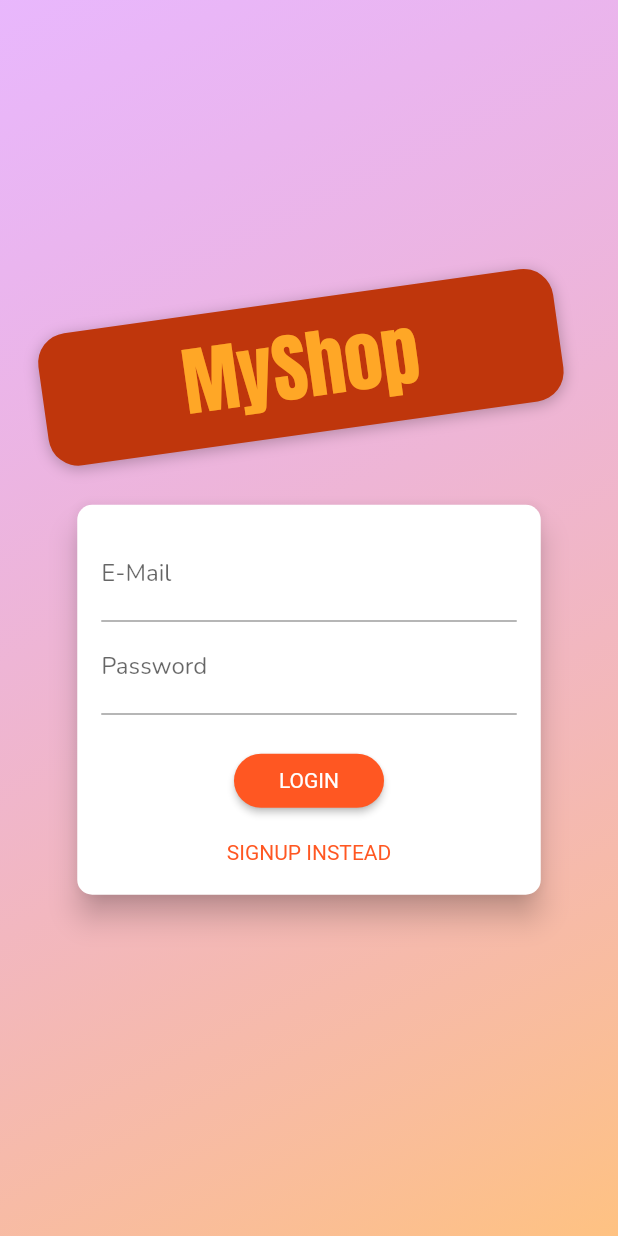
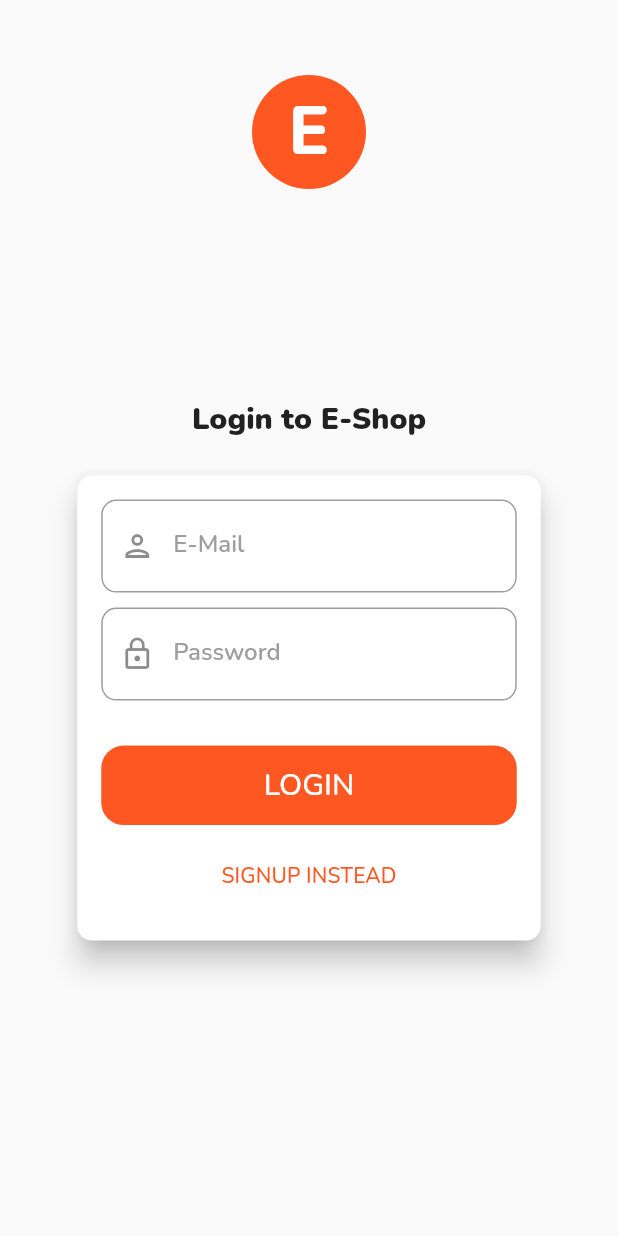
Before and after one commit to minhsuu14/flutter_shop_app, a Flutter app: the screen it shows after launch, on a phone screen of 412 x 824 dp. Run offline on Flutter 3.47's test engine with Material 2 defaults, Android fonts, the phone set to English and light mode, and no system bars; our stand-ins replace google_fonts.

Commit message:
update UI

```diff
--- a/lib/screens/auth_screen.dart
+++ b/lib/screens/auth_screen.dart
@@ -1,9 +1,12 @@
 import 'dart:math';
 
 import 'package:flutter/material.dart';
+import 'package:flutter/rendering.dart';
+import '../utils/constants.dart';
 import '../models/exception.dart';
 import '../models/auth.dart';
 import 'package:provider/provider.dart';
+import '../utils/widget_functions.dart';
 
 enum AuthMode { Signup, Login }
 
@@ -17,63 +20,43 @@ class AuthScreen extends StatelessWidget {
   @override
   Widget build(BuildContext context) {
     final deviceSize = MediaQuery.of(context).size;
+    final textTheme = Theme.of(context).textTheme;
     // final transformConfig = Matrix4.rotationZ(-8 * pi / 180);
     // transformConfig.translate(-10.0);
     return Scaffold(
       // resizeToAvoidBottomInset: false,
-      body: Stack(
+      body: LayoutBuilder(
+        builder: ((context, constraints) => Stack(
+              children: <Widget>[
+                SingleChildScrollView(
+                  child: Container(
+                    height: constraints.maxHeight,
+                    width: constraints.maxWidth,
+                    padding: const EdgeInsets.only(top: 50),
+                    child: Column(
+                      mainAxisAlignment: MainAxisAlignment.start,
+                      crossAxisAlignment: CrossAxisAlignment.center,
                       children: <Widget>[
                         Container(
+                            height: 76,
+                            width: 76,
                             decoration: BoxDecoration(
-              gradient: LinearGradient(
-                colors: [
-                  const Color.fromRGBO(215, 117, 255, 1).withOpacity(0.5),
-                  const Color.fromRGBO(255, 188, 117, 1).withOpacity(0.9),
-                ],
-                begin: Alignment.topLeft,
-                end: Alignment.bottomRight,
-                stops: const [0, 1],
+                              shape: BoxShape.circle,
+                              color: Theme.of(context).primaryColor,
                             ),
+                            child: Center(
+                              child: Text(
+                                'E',
+                                style: textTheme.headline3!.apply(
+                                    color: Colors.white, fontWeightDelta: 4),
                               ),
+                            )),
+                        addVerticalSpace(constraints.maxHeight * 0.17),
+                        Text(
+                          'Login to E-Shop',
+                          style: textTheme.headline6!.apply(fontWeightDelta: 4),
                         ),
-          SingleChildScrollView(
-            child: Container(
-              height: deviceSize.height,
-              width: deviceSize.width,
-              child: Column(
-                mainAxisAlignment: MainAxisAlignment.center,
-                crossAxisAlignment: CrossAxisAlignment.center,
-                children: <Widget>[
-                  Flexible(
-                    child: Container(
-                      margin: const EdgeInsets.only(bottom: 20.0),
-                      padding: const EdgeInsets.symmetric(
-                          vertical: 8.0, horizontal: 94.0),
-                      transform: Matrix4.rotationZ(-8 * pi / 180)
-                        ..translate(-10.0),
-                      // ..translate(-10.0),
-                      decoration: BoxDecoration(
-                        borderRadius: BorderRadius.circular(20),
-                        color: Colors.deepOrange.shade900,
-                        boxShadow: const [
-                          BoxShadow(
-                            blurRadius: 8,
-                            color: Colors.black26,
-                            offset: Offset(0, 2),
-                          )
-                        ],
-                      ),
-                      child: Text(
-                        'MyShop',
-                        style: TextStyle(
-                          color: Colors.orange[400],
-                          fontSize: 50,
-                          fontFamily: 'Anton',
-                          fontWeight: FontWeight.normal,
-                        ),
-                      ),
-                    ),
-                  ),
+                        addVerticalSpace(20),
                         Flexible(
                           flex: deviceSize.width > 600 ? 2 : 1,
                           child: const AuthCard(),
@@ -83,6 +66,7 @@ class AuthScreen extends StatelessWidget {
                   ),
                 ),
               ],
+            )),
       ),
     );
   }
@@ -176,24 +160,33 @@ class _AuthCardState extends State<AuthCard> {
   @override
   Widget build(BuildContext context) {
     final deviceSize = MediaQuery.of(context).size;
+    final textTheme = Theme.of(context).textTheme;
     return Card(
       shape: RoundedRectangleBorder(
         borderRadius: BorderRadius.circular(10.0),
       ),
       elevation: 8.0,
       child: Container(
-        height: _authMode == AuthMode.Signup ? 320 : 260,
+        height: _authMode == AuthMode.Signup ? 380 : 310,
         constraints:
-            BoxConstraints(minHeight: _authMode == AuthMode.Signup ? 320 : 260),
+            BoxConstraints(minHeight: _authMode == AuthMode.Signup ? 340 : 280),
         width: deviceSize.width * 0.75,
         padding: const EdgeInsets.all(16.0),
         child: Form(
           key: _formKey,
           child: SingleChildScrollView(
             child: Column(
+              mainAxisAlignment: MainAxisAlignment.center,
               children: <Widget>[
                 TextFormField(
-                  decoration: const InputDecoration(labelText: 'E-Mail'),
+                  decoration: InputDecoration(
+                    labelText: 'E-Mail',
+                    labelStyle: textTheme.subtitle1!
+                        .apply(fontWeightDelta: 2, color: Colors.grey),
+                    border: const OutlineInputBorder(
+                        borderRadius: BorderRadius.all(Radius.circular(10))),
+                    prefixIcon: const Icon(Icons.person_outlined),
+                  ),
                   keyboardType: TextInputType.emailAddress,
                   validator: (value) {
                     if (value == null ||
@@ -207,8 +200,15 @@ class _AuthCardState extends State<AuthCard> {
                     _authData['email'] = value!;
                   },
                 ),
+                addVerticalSpace(10),
                 TextFormField(
-                  decoration: const InputDecoration(labelText: 'Password'),
+                  decoration: InputDecoration(
+                      labelText: 'Password',
+                      border: OutlineInputBorder(
+                          borderRadius: BorderRadius.circular(10)),
+                      labelStyle: textTheme.subtitle1!
+                          .apply(fontWeightDelta: 2, color: COLOR_GREY),
+                      prefixIcon: const Icon(Icons.lock_outline)),
                   obscureText: true,
                   controller: _passwordController,
                   textInputAction: TextInputAction.done,
@@ -223,11 +223,17 @@ class _AuthCardState extends State<AuthCard> {
                     _authData['password'] = value!;
                   },
                 ),
+                addVerticalSpace(10),
                 if (_authMode == AuthMode.Signup)
                   TextFormField(
                     enabled: _authMode == AuthMode.Signup,
-                    decoration:
-                        const InputDecoration(labelText: 'Confirm Password'),
+                    decoration: InputDecoration(
+                        labelText: 'Confirm Password',
+                        prefixIcon: const Icon(Icons.lock_open_outlined),
+                        labelStyle: textTheme.subtitle1!
+                            .apply(color: COLOR_GREY, fontWeightDelta: 2),
+                        border: OutlineInputBorder(
+                            borderRadius: BorderRadius.circular(10))),
                     obscureText: true,
                     validator: _authMode == AuthMode.Signup
                         ? (value) {
@@ -244,32 +250,32 @@ class _AuthCardState extends State<AuthCard> {
                 if (_isLoading)
                   const CircularProgressIndicator()
                 else
-                  ElevatedButton(
-                    child:
-                        Text(_authMode == AuthMode.Login ? 'LOGIN' : 'SIGN UP'),
-                    onPressed: _submit,
-                    style: ElevatedButton.styleFrom(
-                      shape: RoundedRectangleBorder(
-                        borderRadius: BorderRadius.circular(30),
-                      ),
-                      padding: const EdgeInsets.symmetric(
-                          horizontal: 30.0, vertical: 8.0),
-                      primary: Theme.of(context).primaryColor,
-                      textStyle: const TextStyle(
-                        color: Colors.white70,
+                  Container(
+                    padding: const EdgeInsets.all(13),
+                    decoration: BoxDecoration(
+                        color: Theme.of(context).primaryColor,
+                        borderRadius: BorderRadius.circular(15)),
+                    child: InkWell(
+                      splashColor: Colors.deepOrange[700],
+                      onTap: _submit,
+                      child: Center(
+                          child: Text(
+                        'LOGIN',
+                        style: textTheme.headline6!.apply(color: Colors.white),
+                      )),
                     ),
                   ),
-                  ),
+                addVerticalSpace(10),
                 TextButton(
                   child: Text(
-                      '${_authMode == AuthMode.Login ? 'SIGNUP' : 'LOGIN'} INSTEAD'),
+                    '${_authMode == AuthMode.Login ? 'SIGNUP' : 'LOGIN'} INSTEAD',
+                  ),
                   onPressed: _switchAuthMode,
                   style: TextButton.styleFrom(
                     padding: const EdgeInsets.symmetric(
                         horizontal: 30.0, vertical: 4),
-                    textStyle: TextStyle(
-                      color: Theme.of(context).primaryColor,
-                    ),
+                    textStyle: textTheme.subtitle2!
+                        .apply(color: Theme.of(context).primaryColor),
                   ),
                 ),
               ],
--- a/lib/screens/order_screen.dart
+++ b/lib/screens/order_screen.dart
@@ -4,6 +4,7 @@ import 'package:provider/provider.dart';
 
 import '../models/order.dart';
 import '../widgets/order_item.dart';
+import '../widgets/custom_appbar.dart';
 
 class OrderScreen extends StatefulWidget {
   static const routeName = '/order-screen';
@@ -29,8 +30,8 @@ class _OrderScreenState extends State<OrderScreen> {
   @override
   Widget build(BuildContext context) {
     return Scaffold(
-      appBar: AppBar(
-        title: const Text('My Orders'),
+      appBar: CustomAppBar(
+        title: 'My orders',
       ),
       body: FutureBuilder(
         future: _orderFuture,
--- a/lib/widgets/app_drawer.dart
+++ b/lib/widgets/app_drawer.dart
@@ -3,6 +3,7 @@ import '../screens/product_manager_screen.dart';
 import '../screens/order_screen.dart';
 import '../models/auth.dart';
 import 'package:provider/provider.dart';
+import './custom_appbar.dart';
 
 class AppDrawer extends StatelessWidget {
   const AppDrawer({Key? key}) : super(key: key);
@@ -11,8 +12,8 @@ class AppDrawer extends StatelessWidget {
   Widget build(BuildContext context) {
     return Drawer(
       child: Column(children: [
-        AppBar(
-          title: const Text('Welcome!'),
+        CustomAppBar(
+          title: 'Welcome!',
           automaticallyImplyLeading: false,
         ),
         const Divider(),
--- a/pubspec.yaml
+++ b/pubspec.yaml
@@ -62,9 +62,8 @@ flutter:
   uses-material-design: true
 
   # To add assets to your application, add an assets section, like this:
-  # assets:
-  #   - images/a_dot_burr.jpeg
-  #   - images/a_dot_ham.jpeg
+  assets:
+    - assets/images/logo.png
 
   # An image asset can refer to one or more resolution-specific "variants", see
   # https://flutter.dev/assets-and-images/#resolution-aware.
```
Also changed, not shown: lib/screens/edit_product_screen.dart (+11 -5 lines), lib/screens/product_detail_screen.dart (+17 -12 lines), lib/screens/product_manager_screen.dart (+10 -9 lines), lib/screens/product_overview_screen.dart (+8 -4 lines), lib/widgets/custom_appbar.dart (added, +39 -0 lines), assets/images/logo.png (added). Lines whose indentation alone changed are shown as unchanged.
